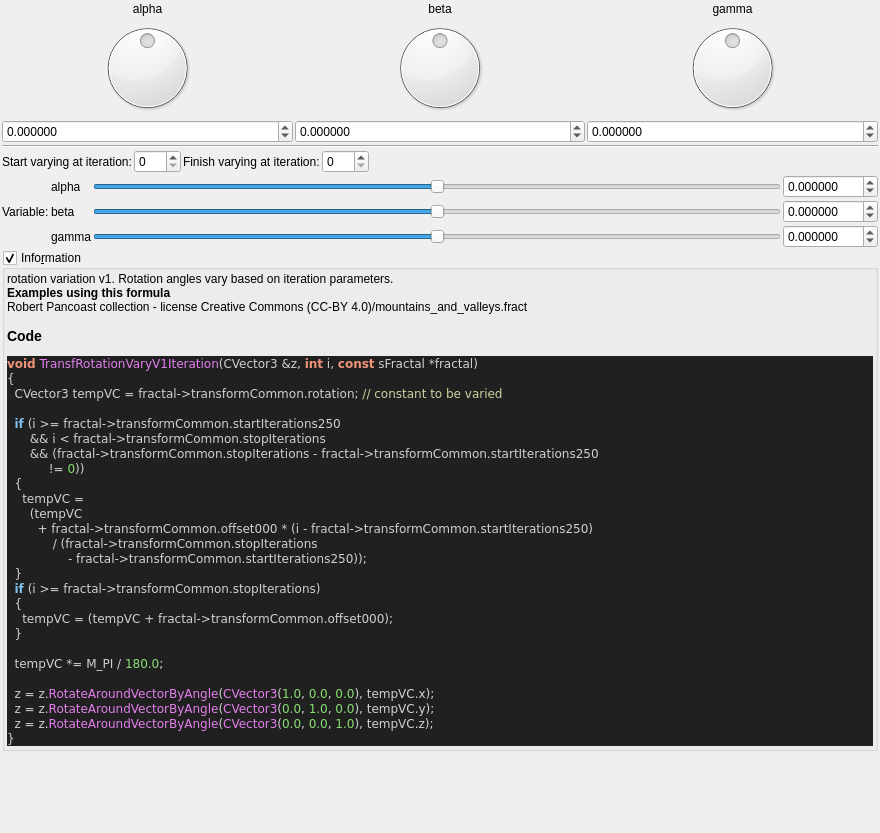
Qt form mandelbulber2/formula/ui/fractal_transf_rotation_vary_v1.ui (buddhi1980/mandelbulber2) before a commit.
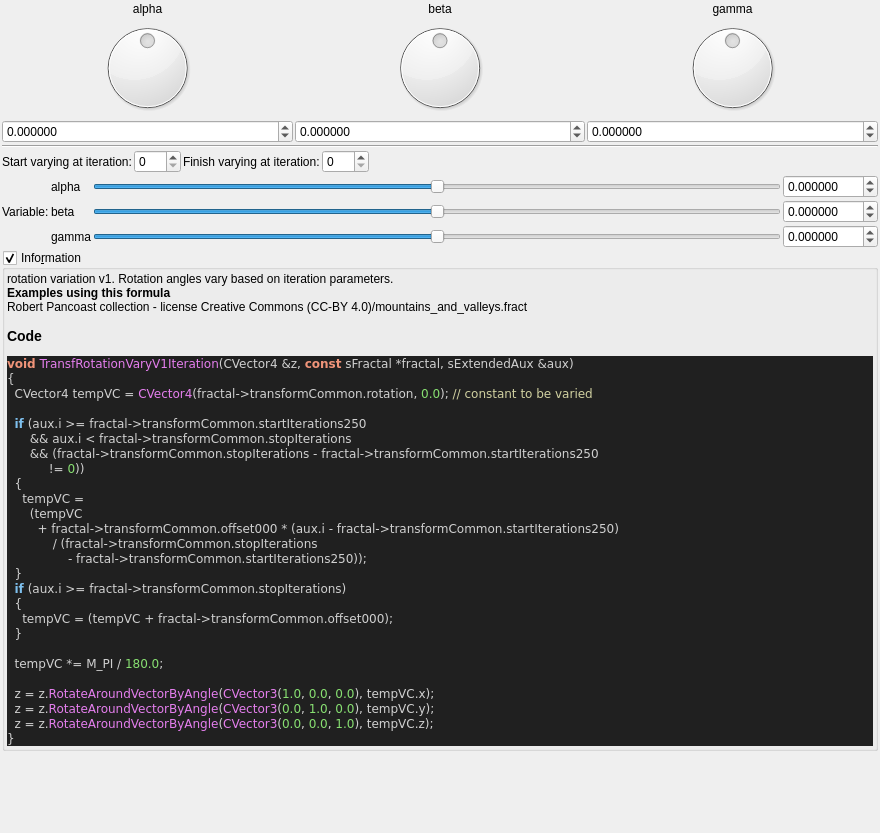
The same form after that commit. Custom widgets are drawn as their Qt base class.

Diff of the .ui file:
```diff
--- a/mandelbulber2/formula/ui/fractal_transf_rotation_vary_v1.ui
+++ b/mandelbulber2/formula/ui/fractal_transf_rotation_vary_v1.ui
@@ -472,22 +472,22 @@
 &lt;/table&gt;
 &lt;br&gt;&lt;b&gt;Examples using this formula&lt;/b&gt;&lt;br&gt;Robert Pancoast collection - license Creative Commons (CC-BY 4.0)/mountains_and_valleys.fract&lt;h3&gt;Code&lt;/h3&gt;
 &lt;body style=&quot;background-color:#202020&quot;&gt;
-&lt;pre style=&quot;color:#d0d0d0; background-color:#202020;  font-family:'Courier New',monospace;&quot;&gt;&lt;span style=&quot;color:#f09479; font-weight:bold&quot;&gt;void&lt;/span&gt; &lt;span style=&quot;color:#e47eed&quot;&gt;TransfRotationVaryV1Iteration&lt;/span&gt;&lt;span style=&quot;color:#d0d0d0&quot;&gt;(&lt;/span&gt;CVector3 &lt;span style=&quot;color:#d0d0d0&quot;&gt;&amp;amp;&lt;/span&gt;z&lt;span style=&quot;color:#d0d0d0&quot;&gt;,&lt;/span&gt; &lt;span style=&quot;color:#f09479; font-weight:bold&quot;&gt;int&lt;/span&gt; i&lt;span style=&quot;color:#d0d0d0&quot;&gt;,&lt;/span&gt; &lt;span style=&quot;color:#f09479; font-weight:bold&quot;&gt;const&lt;/span&gt; sFractal &lt;span style=&quot;color:#d0d0d0&quot;&gt;*&lt;/span&gt;fractal&lt;span style=&quot;color:#d0d0d0&quot;&gt;)&lt;/span&gt;
+&lt;pre style=&quot;color:#d0d0d0; background-color:#202020;  font-family:'Courier New',monospace;&quot;&gt;&lt;span style=&quot;color:#f09479; font-weight:bold&quot;&gt;void&lt;/span&gt; &lt;span style=&quot;color:#e47eed&quot;&gt;TransfRotationVaryV1Iteration&lt;/span&gt;&lt;span style=&quot;color:#d0d0d0&quot;&gt;(&lt;/span&gt;CVector4 &lt;span style=&quot;color:#d0d0d0&quot;&gt;&amp;amp;&lt;/span&gt;z&lt;span style=&quot;color:#d0d0d0&quot;&gt;,&lt;/span&gt; &lt;span style=&quot;color:#f09479; font-weight:bold&quot;&gt;const&lt;/span&gt; sFractal &lt;span style=&quot;color:#d0d0d0&quot;&gt;*&lt;/span&gt;fractal&lt;span style=&quot;color:#d0d0d0&quot;&gt;,&lt;/span&gt; sExtendedAux &lt;span style=&quot;color:#d0d0d0&quot;&gt;&amp;amp;&lt;/span&gt;aux&lt;span style=&quot;color:#d0d0d0&quot;&gt;)&lt;/span&gt;
 &lt;span style=&quot;color:#d0d0d0&quot;&gt;{&lt;/span&gt;
-  CVector3 tempVC &lt;span style=&quot;color:#d0d0d0&quot;&gt;=&lt;/span&gt; fractal&lt;span style=&quot;color:#d0d0d0&quot;&gt;-&amp;gt;&lt;/span&gt;transformCommon&lt;span style=&quot;color:#d0d0d0&quot;&gt;.&lt;/span&gt;rotation&lt;span style=&quot;color:#d0d0d0&quot;&gt;;&lt;/span&gt; &lt;span style=&quot;color:#d0d0a0&quot;&gt;// constant to be varied&lt;/span&gt;
+  CVector4 tempVC &lt;span style=&quot;color:#d0d0d0&quot;&gt;=&lt;/span&gt; &lt;span style=&quot;color:#e47eed&quot;&gt;CVector4&lt;/span&gt;&lt;span style=&quot;color:#d0d0d0&quot;&gt;(&lt;/span&gt;fractal&lt;span style=&quot;color:#d0d0d0&quot;&gt;-&amp;gt;&lt;/span&gt;transformCommon&lt;span style=&quot;color:#d0d0d0&quot;&gt;.&lt;/span&gt;rotation&lt;span style=&quot;color:#d0d0d0&quot;&gt;,&lt;/span&gt; &lt;span style=&quot;color:#87df71&quot;&gt;0.0&lt;/span&gt;&lt;span style=&quot;color:#d0d0d0&quot;&gt;);&lt;/span&gt; &lt;span style=&quot;color:#d0d0a0&quot;&gt;// constant to be varied&lt;/span&gt;
 
-  &lt;span style=&quot;color:#7ec0ee; font-weight:bold&quot;&gt;if&lt;/span&gt; &lt;span style=&quot;color:#d0d0d0&quot;&gt;(&lt;/span&gt;i &lt;span style=&quot;color:#d0d0d0&quot;&gt;&amp;gt;=&lt;/span&gt; fractal&lt;span style=&quot;color:#d0d0d0&quot;&gt;-&amp;gt;&lt;/span&gt;transformCommon&lt;span style=&quot;color:#d0d0d0&quot;&gt;.&lt;/span&gt;startIterations250
-      &lt;span style=&quot;color:#d0d0d0&quot;&gt;&amp;amp;&amp;amp;&lt;/span&gt; i &lt;span style=&quot;color:#d0d0d0&quot;&gt;&amp;lt;&lt;/span&gt; fractal&lt;span style=&quot;color:#d0d0d0&quot;&gt;-&amp;gt;&lt;/span&gt;transformCommon&lt;span style=&quot;color:#d0d0d0&quot;&gt;.&lt;/span&gt;stopIterations
+  &lt;span style=&quot;color:#7ec0ee; font-weight:bold&quot;&gt;if&lt;/span&gt; &lt;span style=&quot;color:#d0d0d0&quot;&gt;(&lt;/span&gt;aux&lt;span style=&quot;color:#d0d0d0&quot;&gt;.&lt;/span&gt;i &lt;span style=&quot;color:#d0d0d0&quot;&gt;&amp;gt;=&lt;/span&gt; fractal&lt;span style=&quot;color:#d0d0d0&quot;&gt;-&amp;gt;&lt;/span&gt;transformCommon&lt;span style=&quot;color:#d0d0d0&quot;&gt;.&lt;/span&gt;startIterations250
+      &lt;span style=&quot;color:#d0d0d0&quot;&gt;&amp;amp;&amp;amp;&lt;/span&gt; aux&lt;span style=&quot;color:#d0d0d0&quot;&gt;.&lt;/span&gt;i &lt;span style=&quot;color:#d0d0d0&quot;&gt;&amp;lt;&lt;/span&gt; fractal&lt;span style=&quot;color:#d0d0d0&quot;&gt;-&amp;gt;&lt;/span&gt;transformCommon&lt;span style=&quot;color:#d0d0d0&quot;&gt;.&lt;/span&gt;stopIterations
       &lt;span style=&quot;color:#d0d0d0&quot;&gt;&amp;amp;&amp;amp; (&lt;/span&gt;fractal&lt;span style=&quot;color:#d0d0d0&quot;&gt;-&amp;gt;&lt;/span&gt;transformCommon&lt;span style=&quot;color:#d0d0d0&quot;&gt;.&lt;/span&gt;stopIterations &lt;span style=&quot;color:#d0d0d0&quot;&gt;-&lt;/span&gt; fractal&lt;span style=&quot;color:#d0d0d0&quot;&gt;-&amp;gt;&lt;/span&gt;transformCommon&lt;span style=&quot;color:#d0d0d0&quot;&gt;.&lt;/span&gt;startIterations250
            &lt;span style=&quot;color:#d0d0d0&quot;&gt;!=&lt;/span&gt; &lt;span style=&quot;color:#87df71&quot;&gt;0&lt;/span&gt;&lt;span style=&quot;color:#d0d0d0&quot;&gt;))&lt;/span&gt;
   &lt;span style=&quot;color:#d0d0d0&quot;&gt;{&lt;/span&gt;
     tempVC &lt;span style=&quot;color:#d0d0d0&quot;&gt;=&lt;/span&gt;
       &lt;span style=&quot;color:#d0d0d0&quot;&gt;(&lt;/span&gt;tempVC
-        &lt;span style=&quot;color:#d0d0d0&quot;&gt;+&lt;/span&gt; fractal&lt;span style=&quot;color:#d0d0d0&quot;&gt;-&amp;gt;&lt;/span&gt;transformCommon&lt;span style=&quot;color:#d0d0d0&quot;&gt;.&lt;/span&gt;offset000 &lt;span style=&quot;color:#d0d0d0&quot;&gt;* (&lt;/span&gt;i &lt;span style=&quot;color:#d0d0d0&quot;&gt;-&lt;/span&gt; fractal&lt;span style=&quot;color:#d0d0d0&quot;&gt;-&amp;gt;&lt;/span&gt;transformCommon&lt;span style=&quot;color:#d0d0d0&quot;&gt;.&lt;/span&gt;startIterations250&lt;span style=&quot;color:#d0d0d0&quot;&gt;)&lt;/span&gt;
+        &lt;span style=&quot;color:#d0d0d0&quot;&gt;+&lt;/span&gt; fractal&lt;span style=&quot;color:#d0d0d0&quot;&gt;-&amp;gt;&lt;/span&gt;transformCommon&lt;span style=&quot;color:#d0d0d0&quot;&gt;.&lt;/span&gt;offset000 &lt;span style=&quot;color:#d0d0d0&quot;&gt;* (&lt;/span&gt;aux&lt;span style=&quot;color:#d0d0d0&quot;&gt;.&lt;/span&gt;i &lt;span style=&quot;color:#d0d0d0&quot;&gt;-&lt;/span&gt; fractal&lt;span style=&quot;color:#d0d0d0&quot;&gt;-&amp;gt;&lt;/span&gt;transformCommon&lt;span style=&quot;color:#d0d0d0&quot;&gt;.&lt;/span&gt;startIterations250&lt;span style=&quot;color:#d0d0d0&quot;&gt;)&lt;/span&gt;
             &lt;span style=&quot;color:#d0d0d0&quot;&gt;/ (&lt;/span&gt;fractal&lt;span style=&quot;color:#d0d0d0&quot;&gt;-&amp;gt;&lt;/span&gt;transformCommon&lt;span style=&quot;color:#d0d0d0&quot;&gt;.&lt;/span&gt;stopIterations
                 &lt;span style=&quot;color:#d0d0d0&quot;&gt;-&lt;/span&gt; fractal&lt;span style=&quot;color:#d0d0d0&quot;&gt;-&amp;gt;&lt;/span&gt;transformCommon&lt;span style=&quot;color:#d0d0d0&quot;&gt;.&lt;/span&gt;startIterations250&lt;span style=&quot;color:#d0d0d0&quot;&gt;));&lt;/span&gt;
   &lt;span style=&quot;color:#d0d0d0&quot;&gt;}&lt;/span&gt;
-  &lt;span style=&quot;color:#7ec0ee; font-weight:bold&quot;&gt;if&lt;/span&gt; &lt;span style=&quot;color:#d0d0d0&quot;&gt;(&lt;/span&gt;i &lt;span style=&quot;color:#d0d0d0&quot;&gt;&amp;gt;=&lt;/span&gt; fractal&lt;span style=&quot;color:#d0d0d0&quot;&gt;-&amp;gt;&lt;/span&gt;transformCommon&lt;span style=&quot;color:#d0d0d0&quot;&gt;.&lt;/span&gt;stopIterations&lt;span style=&quot;color:#d0d0d0&quot;&gt;)&lt;/span&gt;
+  &lt;span style=&quot;color:#7ec0ee; font-weight:bold&quot;&gt;if&lt;/span&gt; &lt;span style=&quot;color:#d0d0d0&quot;&gt;(&lt;/span&gt;aux&lt;span style=&quot;color:#d0d0d0&quot;&gt;.&lt;/span&gt;i &lt;span style=&quot;color:#d0d0d0&quot;&gt;&amp;gt;=&lt;/span&gt; fractal&lt;span style=&quot;color:#d0d0d0&quot;&gt;-&amp;gt;&lt;/span&gt;transformCommon&lt;span style=&quot;color:#d0d0d0&quot;&gt;.&lt;/span&gt;stopIterations&lt;span style=&quot;color:#d0d0d0&quot;&gt;)&lt;/span&gt;
   &lt;span style=&quot;color:#d0d0d0&quot;&gt;{&lt;/span&gt;
     tempVC &lt;span style=&quot;color:#d0d0d0&quot;&gt;= (&lt;/span&gt;tempVC &lt;span style=&quot;color:#d0d0d0&quot;&gt;+&lt;/span&gt; fractal&lt;span style=&quot;color:#d0d0d0&quot;&gt;-&amp;gt;&lt;/span&gt;transformCommon&lt;span style=&quot;color:#d0d0d0&quot;&gt;.&lt;/span&gt;offset000&lt;span style=&quot;color:#d0d0d0&quot;&gt;);&lt;/span&gt;
   &lt;span style=&quot;color:#d0d0d0&quot;&gt;}&lt;/span&gt;
```
